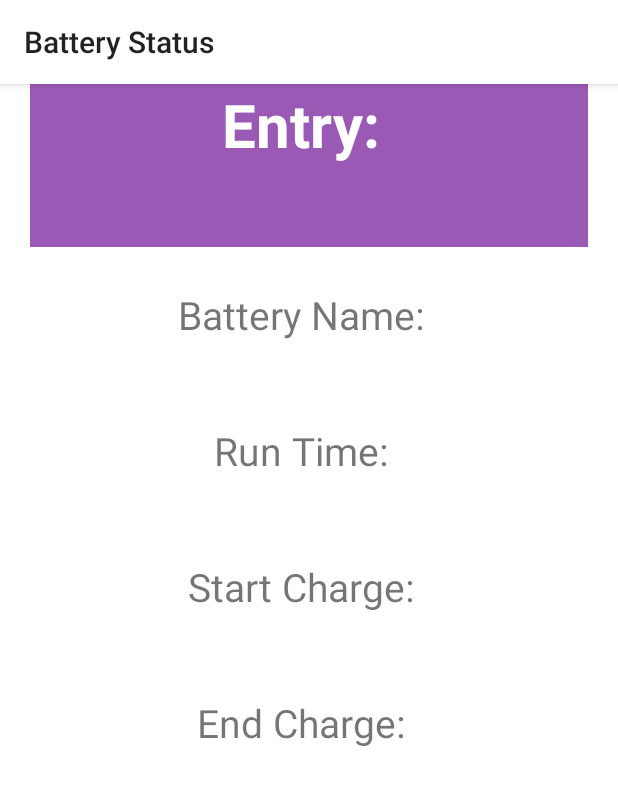
After one commit to DeanParrish/Battery-Status, an Android app: the layout popup_view_statistics.xml on its own in the app's theme, with its tools: preview values and no code run, on a phone screen of 412 x 824 dp. The commit adds this screen. Shown: the top 785 px of the screen. Run offline under Robolectric (Android 15) with nearby library versions, the phone set to English and light mode, and no system bars.

Commit message:
Graph and popup working

```diff
--- a/app/build.gradle
+++ b/app/build.gradle
@@ -29,4 +29,5 @@ dependencies {
     compile 'com.android.support:support-v4:22.2.0'
     compile 'com.android.support:appcompat-v7:22.2.0'
     compile 'com.android.support:design:22.2.0'
+    compile 'com.jjoe64:graphview:4.0.1'
 }
--- a/app/src/main/java/Classes/SaveData.java
+++ b/app/src/main/java/Classes/SaveData.java
@@ -26,7 +26,7 @@ public class SaveData {
     private static String batteryType = "type";
     private static String entryTableName = "entries";
     private static String entryID = "id";
-    private static String chanrgeTime = "time";
+    private static String chargeTime = "time";
     private static String chargeStart = "start";
     private static String chargeEnd = "end";
     private FeedReaderDbHelper dbconnn;
@@ -152,13 +152,15 @@ public class SaveData {
     public void addEntry(String name, long time, int start, int end) {
         FeedReaderDbHelper dbcon = new FeedReaderDbHelper(context);
         ContentValues values = new ContentValues();
+        int runTime;
+
+        runTime = Integer.parseInt(Long.toString(time)) / 1000;
 
         //add values to be inserted
         values.put(batteryName, name);
-        values.put(chanrgeTime, time);
+        values.put(chargeTime, runTime);
         values.put(chargeStart, start);
         values.put(chargeEnd, end);
-
 
         db = dbcon.getWritableDatabase();
 
@@ -183,11 +185,9 @@ public class SaveData {
         Entry entry;
         if (cursor.moveToFirst()) {
             do {
-                runTime = cursor.getInt(2);
-                runTime = runTime / 1000;   //divides by 1000 to get rid of milliseconds
                 entry = new Entry();
                 entry.setBatteryName(cursor.getString(1));
-                entry.setRunTime(runTime);
+                entry.setRunTime(cursor.getInt(2));
                 entry.setStartCharge(Integer.parseInt(cursor.getString(3)));
                 entry.setEndCharge(Integer.parseInt(cursor.getString(4)));
 
@@ -199,13 +199,14 @@ public class SaveData {
     }
     public List<Entry> getAllEntriesForBattery(String name) {
         List<Entry> entries = new LinkedList<>();
-        //FeedReaderDbHelper dbcon = new FeedReaderDbHelper(context);
+        FeedReaderDbHelper dbcon = new FeedReaderDbHelper(context);
+        int runTime;
 
         String query = "SELECT * FROM " + entryTableName + " WHERE name = ?";
         String[] whereArgs = new String[] {
                 name,
         };
-        db = dbconnn.getReadableDatabase();
+        db = dbcon.getReadableDatabase();
 
         Cursor cursor = db.rawQuery(query, whereArgs);
 
--- a/app/src/main/java/com/example/parrish/test/BatteryStatsGraph.java
+++ b/app/src/main/java/com/example/parrish/test/BatteryStatsGraph.java
@@ -1,12 +1,31 @@
 package com.example.parrish.test;
 
 import android.app.Activity;
+import android.app.Dialog;
+import android.database.Cursor;
 import android.net.Uri;
 import android.os.Bundle;
 import android.support.v4.app.Fragment;
 import android.view.LayoutInflater;
 import android.view.View;
 import android.view.ViewGroup;
+import android.view.Window;
+import android.widget.TextView;
+import android.widget.Toast;
+
+import com.jjoe64.graphview.GraphView;
+import com.jjoe64.graphview.Viewport;
+import com.jjoe64.graphview.series.DataPoint;
+import com.jjoe64.graphview.series.DataPointInterface;
+import com.jjoe64.graphview.series.LineGraphSeries;
+import com.jjoe64.graphview.series.OnDataPointTapListener;
+import com.jjoe64.graphview.series.Series;
+
+import java.util.Iterator;
+import java.util.List;
+
+import Classes.Entry;
+import Classes.SaveData;
 
 public class BatteryStatsGraph extends Fragment {
     // TODO: Rename parameter arguments, choose names that match
@@ -14,7 +33,8 @@ public class BatteryStatsGraph extends Fragment {
 
     // TODO: Rename and change types of parameters
     private String batteryName;
-    private String mParam2;
+    private GraphView graph;
+    SaveData save;
 
     // TODO: Rename and change types and number of parameters
     public static BatteryStatsGraph newInstance(String batteryName) {
@@ -42,7 +62,11 @@ public class BatteryStatsGraph extends Fragment {
     public View onCreateView(LayoutInflater inflater, ViewGroup container,
                              Bundle savedInstanceState) {
         // Inflate the layout for this fragment
-        return inflater.inflate(R.layout.fragment_battery_stats_graph, container, false);
+        View view = inflater.inflate(R.layout.fragment_battery_stats_graph, container, false);
+        this.batteryName = this.getArguments().getString("batteryName");
+        plotChart(view);
+
+        return view;
     }
 
     // TODO: Rename method, update argument and hook method into UI event
@@ -57,7 +81,69 @@ public class BatteryStatsGraph extends Fragment {
     }
 
     @Override
-    public void onDetach() {
-        super.onDetach();
+    public void onDetach() {        super.onDetach();
+    }
+
+    public void plotChart(View view){
+        final List<Entry> entryList;
+        Iterator<Entry> iterator;
+        Entry entry;
+        DataPoint point;
+        int iteratorCount = 0;
+        save = new SaveData(view.getContext());
+        graph = (GraphView) view.findViewById(R.id.graph);
+        final View view2 = view;
+
+        entryList = save.getAllEntriesForBattery(batteryName);
+        DataPoint[] points = new DataPoint[entryList.size()];
+
+        iterator = entryList.listIterator();
+        while (iterator.hasNext()){
+            entry = iterator.next();
+            point = new DataPoint(Double.parseDouble(Integer.toString(iteratorCount)), Double.parseDouble(entry.getRunTime()));
+            points[iteratorCount] = point;
+            iteratorCount++;
+        }
+        LineGraphSeries<DataPoint> series = new LineGraphSeries<>(points);
+        series.setDrawDataPoints(true);
+        Viewport viewPort = graph.getViewport();
+
+        viewPort.setMinY(0);
+        viewPort.setYAxisBoundsManual(true);
+        viewPort.setScrollable(true);
+        viewPort.setMaxY(100);
+        graph.onDataChanged(false, true);
+
+
+        series.setOnDataPointTapListener(new OnDataPointTapListener() {
+            @Override
+            public void onTap(Series series, DataPointInterface dataPoint) {
+                Dialog dialog = new Dialog(view2.getContext());
+                Entry popup_entry;
+
+                dialog.setContentView(R.layout.popup_view_statistics);
+
+                TextView txtBatteryName = (TextView) dialog.findViewById(R.id.txtBatteryName);
+                TextView txtBatteryRunTime = (TextView) dialog.findViewById(R.id.txtRunTime);
+                TextView txtBatteryStart = (TextView) dialog.findViewById(R.id.txtBatteryStart);
+                TextView txtBatteryEnd = (TextView) dialog.findViewById(R.id.txtBatteryEnd);
+                TextView txtEntryNumber = (TextView) dialog.findViewById(R.id.txtEntryNumber);
+
+                popup_entry = entryList.get((int) dataPoint.getX());
+
+                int entry = (int) dataPoint.getX();
+
+                txtEntryNumber.setText(Integer.toString(entry));
+                txtBatteryName.setText(popup_entry.getBatteryName());
+                txtBatteryRunTime.setText(popup_entry.getRunTime());
+                txtBatteryStart.setText(popup_entry.getStartCharge() + "%");
+                txtBatteryEnd.setText(popup_entry.getEndCharge() + "%");
+
+                dialog.show();
+            }
+        }) ;
+
+        graph.addSeries(series);
+
     }
 }
--- a/app/src/main/res/layout/fragment_battery_stats_graph.xml
+++ b/app/src/main/res/layout/fragment_battery_stats_graph.xml
@@ -7,4 +7,9 @@
     <TextView android:layout_width="match_parent" android:layout_height="match_parent"
         android:text="@string/hello_blank_fragment" />
 
+    <com.jjoe64.graphview.GraphView
+        android:layout_width="match_parent"
+        android:layout_height="match_parent"
+        android:id="@+id/graph"/>
+
 </FrameLayout>
--- /dev/null
+++ b/app/src/main/res/layout/popup_view_statistics.xml
@@ -0,0 +1,134 @@
+<?xml version="1.0" encoding="utf-8"?>
+<LinearLayout xmlns:android="http://schemas.android.com/apk/res/android"
+    android:orientation="vertical" android:layout_width="match_parent"
+    android:layout_height="match_parent"
+    android:paddingLeft="20dp"
+    android:paddingRight="20dp"
+    android:paddingBottom="20dp"
+    android:radius="10dp"
+    android:weightSum="1">
+
+    <LinearLayout
+        android:orientation="horizontal"
+        android:layout_width="match_parent"
+        android:layout_height="wrap_content"
+        android:layout_gravity="center_horizontal"
+        android:gravity="center_horizontal"
+        android:background="#ff9b59b6"
+        android:layout_weight=".1">
+
+        <TextView
+            android:layout_width="wrap_content"
+            android:layout_height="wrap_content"
+            android:text="Entry: "
+            android:id="@+id/textView14"
+            android:layout_gravity="center_horizontal"
+            android:textSize="40dp"
+            android:textColor="#ffffff"
+            android:background="#ff9b59b6"
+            android:textStyle="bold" />
+
+        <TextView
+            android:layout_width="wrap_content"
+            android:layout_height="wrap_content"
+            android:id="@+id/txtEntryNumber"
+            android:layout_gravity="center_horizontal"
+            android:textSize="40dp"
+            android:textColor="#ffffff"
+            android:background="#ff9b59b6"
+            android:textStyle="bold" />
+    </LinearLayout>
+
+    <LinearLayout
+        android:orientation="horizontal"
+        android:layout_width="match_parent"
+        android:layout_height="wrap_content"
+        android:layout_gravity="center_horizontal"
+        android:gravity="center_vertical|center_horizontal"
+        android:layout_weight=".1">
+
+        <TextView
+            android:layout_width="wrap_content"
+            android:layout_height="wrap_content"
+            android:text="Battery Name:"
+            android:id="@+id/textView10"
+            android:textSize="26dp"
+            android:layout_marginRight="10dp" />
+
+        <TextView
+            android:layout_width="wrap_content"
+            android:layout_height="wrap_content"
+            android:id="@+id/txtBatteryName"
+            android:textSize="26dp" />
+    </LinearLayout>
+
+    <LinearLayout
+        android:orientation="horizontal"
+        android:layout_width="match_parent"
+        android:layout_height="wrap_content"
+        android:gravity="center_vertical|center_horizontal"
+        android:layout_weight=".1">
+
+        <TextView
+            android:layout_width="wrap_content"
+            android:layout_height="wrap_content"
+            android:text="Run Time:"
+            android:id="@+id/textView11"
+            android:textSize="26dp"
+            android:layout_marginRight="10dp" />
+
+        <TextView
+            android:layout_width="wrap_content"
+            android:layout_height="wrap_content"
+            android:id="@+id/txtRunTime"
+            android:textSize="26dp" />
+    </LinearLayout>
+
+    <LinearLayout
+        android:orientation="horizontal"
+        android:layout_width="match_parent"
+        android:layout_height="wrap_content"
+        android:gravity="center_vertical|center_horizontal"
+        android:layout_weight=".1">
+
+        <TextView
+            android:layout_width="wrap_content"
+            android:layout_height="wrap_content"
+            android:text="Start Charge:"
+            android:id="@+id/textView13"
+            android:textSize="26dp"
+            android:layout_marginRight="10dp" />
+
+        <TextView
+            android:layout_width="wrap_content"
+            android:layout_height="wrap_content"
+            android:id="@+id/txtBatteryStart"
+            android:layout_gravity="center_horizontal"
+            android:textSize="26dp" />
+    </LinearLayout>
+
+    <LinearLayout
+        android:orientation="horizontal"
+        android:layout_width="match_parent"
+        android:layout_height="wrap_content"
+        android:layout_gravity="center_horizontal"
+        android:gravity="center_vertical|center_horizontal"
+        android:layout_weight=".1">
+
+        <TextView
+            android:layout_width="wrap_content"
+            android:layout_height="wrap_content"
+            android:text="End Charge:"
+            android:id="@+id/textView12"
+            android:textSize="26dp"
+            android:layout_marginRight="10dp" />
+
+        <TextView
+            android:layout_width="wrap_content"
+            android:layout_height="wrap_content"
+            android:id="@+id/txtBatteryEnd"
+            android:textSize="26dp" />
+
+    </LinearLayout>
+
+</LinearLayout>
```
Also changed, not shown: 2 other files.
